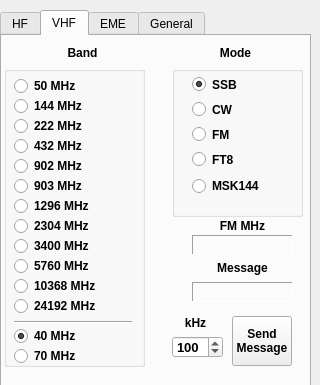
The window that widgets/QSYMessageCreator.ui (shankerwangmiao/wsjtx) describes before a commit, drawn with Qt 5.
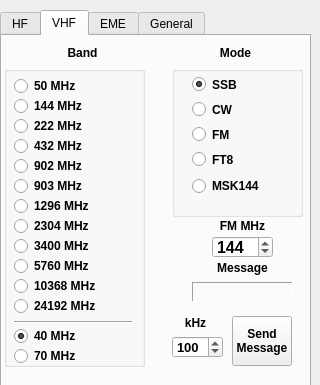
The same window after the commit.

Commit message: Enhance the QSY Message protocol so that 4-digit frequency values can be sent for 2m, 70cm and 23cm when target mode is FM.

```diff
--- a/widgets/QSYMessageCreator.ui
+++ b/widgets/QSYMessageCreator.ui
@@ -1330,34 +1330,87 @@
       <set>Qt::AlignCenter</set>
      </property>
     </widget>
-    <widget class="QLabel" name="messageLabel_FM">
+    <widget class="QSpinBox" name="fmSpinBox">
      <property name="geometry">
       <rect>
-       <x>190</x>
-       <y>199</y>
-       <width>101</width>
-       <height>20</height>
+       <x>210</x>
+       <y>200</y>
+       <width>61</width>
+       <height>22</height>
       </rect>
      </property>
+     <property name="palette">
+      <palette>
+       <active>
+        <colorrole role="Highlight">
+         <brush brushstyle="SolidPattern">
+          <color alpha="255">
+           <red>170</red>
+           <green>255</green>
+           <blue>255</blue>
+          </color>
+         </brush>
+        </colorrole>
+        <colorrole role="HighlightedText">
+         <brush brushstyle="SolidPattern">
+          <color alpha="255">
+           <red>0</red>
+           <green>0</green>
+           <blue>0</blue>
+          </color>
+         </brush>
+        </colorrole>
+       </active>
+       <inactive>
+        <colorrole role="Highlight">
+         <brush brushstyle="SolidPattern">
+          <color alpha="255">
+           <red>170</red>
+           <green>255</green>
+           <blue>255</blue>
+          </color>
+         </brush>
+        </colorrole>
+        <colorrole role="HighlightedText">
+         <brush brushstyle="SolidPattern">
+          <color alpha="255">
+           <red>0</red>
+           <green>0</green>
+           <blue>0</blue>
+          </color>
+         </brush>
+        </colorrole>
+       </inactive>
+       <disabled>
+        <colorrole role="HighlightedText">
+         <brush brushstyle="SolidPattern">
+          <color alpha="255">
+           <red>0</red>
+           <green>0</green>
+           <blue>0</blue>
+          </color>
+         </brush>
+        </colorrole>
+       </disabled>
+      </palette>
+     </property>
      <property name="font">
       <font>
+       <pointsize>12</pointsize>
        <bold>true</bold>
       </font>
      </property>
-     <property name="autoFillBackground">
-      <bool>false</bool>
+     <property name="styleSheet">
+      <string notr="true"/>
      </property>
-     <property name="frameShape">
-      <enum>QFrame::Panel</enum>
+     <property name="minimum">
+      <number>50</number>
      </property>
-     <property name="frameShadow">
-      <enum>QFrame::Sunken</enum>
+     <property name="maximum">
+      <number>449</number>
      </property>
-     <property name="text">
-      <string/>
-     </property>
-     <property name="alignment">
-      <set>Qt::AlignCenter</set>
+     <property name="value">
+      <number>144</number>
      </property>
     </widget>
    </widget>
```
The commit also changes 6 other files.
